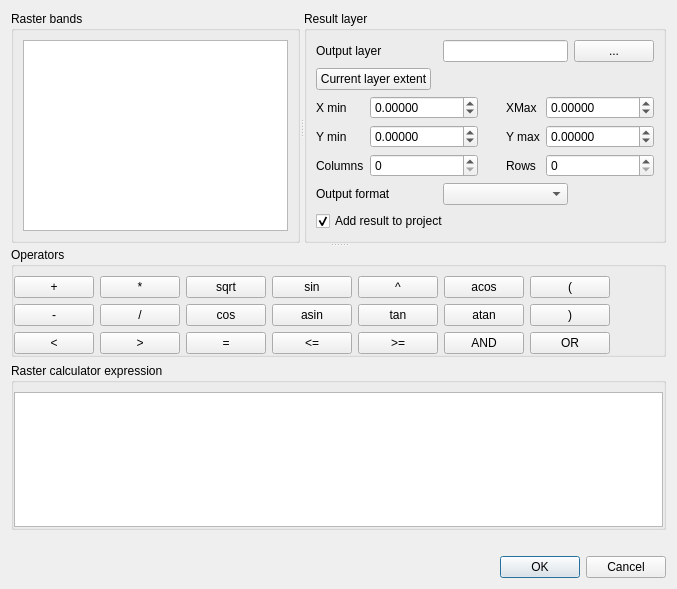
qgis/QGIS, file src/ui/qgsrastercalcdialogbase.ui: the form before one commit.
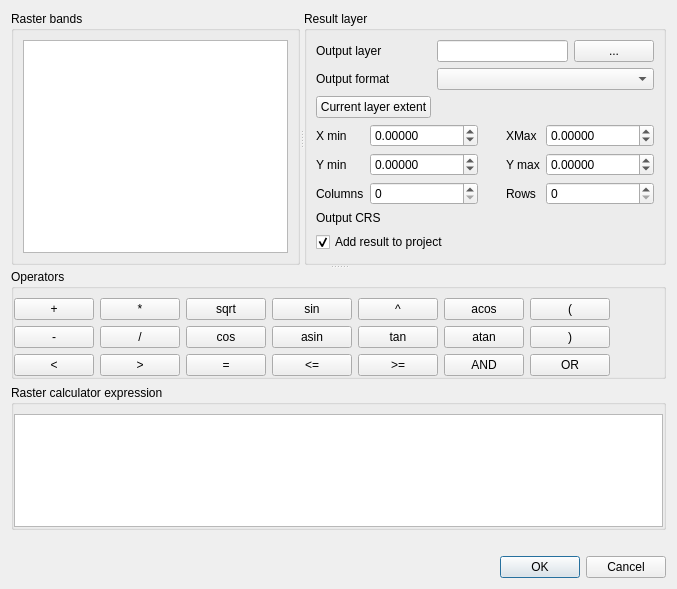
The form after the commit. Custom widgets are drawn as their Qt base class.

The edit to the form file:
```diff
--- a/src/ui/qgsrastercalcdialogbase.ui
+++ b/src/ui/qgsrastercalcdialogbase.ui
@@ -37,76 +37,24 @@
        <property name="title">
         <string>Result layer</string>
        </property>
-       <layout class="QGridLayout" name="gridLayout_4">
-        <item row="0" column="0">
-         <widget class="QLabel" name="mOutputLayerLabel">
-          <property name="text">
-           <string>Output layer</string>
-          </property>
-          <property name="buddy">
-           <cstring>mOutputLayerPushButton</cstring>
-          </property>
-         </widget>
-        </item>
-        <item row="0" column="2">
-         <widget class="QLineEdit" name="mOutputLayerLineEdit"/>
-        </item>
-        <item row="0" column="3">
-         <widget class="QPushButton" name="mOutputLayerPushButton">
-          <property name="sizePolicy">
-           <sizepolicy hsizetype="Preferred" vsizetype="Fixed">
-            <horstretch>0</horstretch>
-            <verstretch>0</verstretch>
-           </sizepolicy>
-          </property>
-          <property name="minimumSize">
-           <size>
-            <width>20</width>
-            <height>0</height>
-           </size>
-          </property>
-          <property name="text">
-           <string>...</string>
-          </property>
-         </widget>
-        </item>
-        <item row="1" column="0">
-         <widget class="QPushButton" name="mCurrentLayerExtentButton">
-          <property name="text">
-           <string>Current layer extent</string>
-          </property>
-         </widget>
-        </item>
-        <item row="1" column="1" colspan="3">
-         <spacer name="horizontalSpacer">
-          <property name="orientation">
-           <enum>Qt::Horizontal</enum>
-          </property>
-          <property name="sizeHint" stdset="0">
-           <size>
-            <width>200</width>
-            <height>20</height>
-           </size>
-          </property>
-         </spacer>
-        </item>
-        <item row="2" column="0" colspan="4">
+       <layout class="QGridLayout" name="gridLayout_4" columnstretch="0,1,1,0">
+        <item row="3" column="0" colspan="4">
          <layout class="QGridLayout" name="gridLayout_3">
-          <item row="2" column="3">
+          <item row="3" column="3">
            <widget class="QLabel" name="mRowsLabel">
             <property name="text">
              <string>Rows</string>
             </property>
            </widget>
           </item>
-          <item row="2" column="4">
+          <item row="3" column="4">
            <widget class="QSpinBox" name="mNRowsSpinBox">
             <property name="maximum">
              <number>999999999</number>
             </property>
            </widget>
           </item>
-          <item row="1" column="1">
+          <item row="2" column="1">
            <widget class="QDoubleSpinBox" name="mYMinSpinBox">
             <property name="decimals">
              <number>5</number>
@@ -119,62 +67,62 @@
             </property>
            </widget>
           </item>
-          <item row="1" column="0">
+          <item row="2" column="0">
            <widget class="QLabel" name="mYMinLabel">
             <property name="text">
              <string>Y min</string>
             </property>
            </widget>
           </item>
-          <item row="0" column="0">
+          <item row="1" column="0">
            <widget class="QLabel" name="mXMinLabel">
             <property name="text">
              <string>X min</string>
             </property>
            </widget>
           </item>
-          <item row="0" column="3">
+          <item row="1" column="3">
            <widget class="QLabel" name="mXMaxLabel">
             <property name="text">
              <string>XMax</string>
             </property>
            </widget>
           </item>
-          <item row="2" column="1">
-           <widget class="QSpinBox" name="mNColumnsSpinBox">
-            <property name="maximum">
-             <number>999999999</number>
-            </property>
-           </widget>
-          </item>
-          <item row="1" column="4">
-           <widget class="QDoubleSpinBox" name="mYMaxSpinBox">
-            <property name="decimals">
-             <number>5</number>
-            </property>
-            <property name="minimum">
-             <double>-999999999.000000000000000</double>
-            </property>
-            <property name="maximum">
-             <double>999999999.000000000000000</double>
-            </property>
-           </widget>
-          </item>
-          <item row="2" column="0">
+          <item row="3" column="0">
            <widget class="QLabel" name="mColumnsLabel">
             <property name="text">
              <string>Columns</string>
             </property>
            </widget>
           </item>
-          <item row="1" column="3">
+          <item row="3" column="1">
+           <widget class="QSpinBox" name="mNColumnsSpinBox">
+            <property name="maximum">
+             <number>999999999</number>
+            </property>
+           </widget>
+          </item>
+          <item row="2" column="3">
            <widget class="QLabel" name="mYMaxLabel">
             <property name="text">
              <string>Y max</string>
             </property>
            </widget>
           </item>
-          <item row="0" column="1">
+          <item row="2" column="4">
+           <widget class="QDoubleSpinBox" name="mYMaxSpinBox">
+            <property name="decimals">
+             <number>5</number>
+            </property>
+            <property name="minimum">
+             <double>-999999999.000000000000000</double>
+            </property>
+            <property name="maximum">
+             <double>999999999.000000000000000</double>
+            </property>
+           </widget>
+          </item>
+          <item row="1" column="1">
            <widget class="QDoubleSpinBox" name="mXMinSpinBox">
             <property name="decimals">
              <number>5</number>
@@ -187,7 +135,7 @@
             </property>
            </widget>
           </item>
-          <item row="0" column="4">
+          <item row="1" column="4">
            <widget class="QDoubleSpinBox" name="mXMaxSpinBox">
             <property name="decimals">
              <number>5</number>
@@ -200,7 +148,7 @@
             </property>
            </widget>
           </item>
-          <item row="0" column="2">
+          <item row="1" column="2">
            <spacer name="horizontalSpacer_2">
             <property name="orientation">
              <enum>Qt::Horizontal</enum>
@@ -215,17 +163,53 @@
           </item>
          </layout>
         </item>
-        <item row="3" column="2">
-         <widget class="QComboBox" name="mOutputFormatComboBox"/>
+        <item row="0" column="1" colspan="2">
+         <widget class="QLineEdit" name="mOutputLayerLineEdit"/>
         </item>
-        <item row="3" column="0">
+        <item row="1" column="0">
          <widget class="QLabel" name="mOutputFormatLabel">
           <property name="text">
            <string>Output format</string>
           </property>
          </widget>
         </item>
-        <item row="4" column="0" colspan="4">
+        <item row="2" column="0">
+         <widget class="QPushButton" name="mCurrentLayerExtentButton">
+          <property name="text">
+           <string>Current layer extent</string>
+          </property>
+         </widget>
+        </item>
+        <item row="0" column="0">
+         <widget class="QLabel" name="mOutputLayerLabel">
+          <property name="text">
+           <string>Output layer</string>
+          </property>
+          <property name="buddy">
+           <cstring>mOutputLayerPushButton</cstring>
+          </property>
+         </widget>
+        </item>
+        <item row="0" column="3">
+         <widget class="QPushButton" name="mOutputLayerPushButton">
+          <property name="sizePolicy">
+           <sizepolicy hsizetype="Preferred" vsizetype="Fixed">
+            <horstretch>0</horstretch>
+            <verstretch>0</verstretch>
+           </sizepolicy>
+          </property>
+          <property name="minimumSize">
+           <size>
+            <width>20</width>
+            <height>0</height>
+           </size>
+          </property>
+          <property name="text">
+           <string>...</string>
+          </property>
+         </widget>
+        </item>
+        <item row="6" column="0" colspan="4">
          <widget class="QCheckBox" name="mAddResultToProjectCheckBox">
           <property name="text">
            <string>Add result to project</string>
@@ -235,6 +219,49 @@
           </property>
          </widget>
         </item>
+        <item row="1" column="1" colspan="3">
+         <widget class="QComboBox" name="mOutputFormatComboBox"/>
+        </item>
+        <item row="5" column="1">
+         <spacer name="verticalSpacer">
+          <property name="orientation">
+           <enum>Qt::Vertical</enum>
+          </property>
+          <property name="sizeHint" stdset="0">
+           <size>
+            <width>20</width>
+            <height>40</height>
+           </size>
+          </property>
+         </spacer>
+        </item>
+        <item row="4" column="0">
+         <widget class="QLabel" name="label">
+          <property name="text">
+           <string>Output CRS</string>
+          </property>
+         </widget>
+        </item>
+        <item row="4" column="1" colspan="3">
+         <widget class="QgsProjectionSelectionWidget" name="mCrsSelector" native="true">
+          <property name="focusPolicy">
+           <enum>Qt::StrongFocus</enum>
+          </property>
+         </widget>
+        </item>
+        <item row="7" column="0">
+         <spacer name="verticalSpacer_2">
+          <property name="orientation">
+           <enum>Qt::Vertical</enum>
+          </property>
+          <property name="sizeHint" stdset="0">
+           <size>
+            <width>20</width>
+            <height>40</height>
+           </size>
+          </property>
+         </spacer>
+        </item>
        </layout>
       </widget>
      </widget>
@@ -472,6 +499,12 @@
    <header>qgscollapsiblegroupbox.h</header>
    <container>1</container>
   </customwidget>
+  <customwidget>
+   <class>QgsProjectionSelectionWidget</class>
+   <extends>QWidget</extends>
+   <header location="global">qgsprojectionselectionwidget.h</header>
+   <container>1</container>
+  </customwidget>
  </customwidgets>
  <tabstops>
   <tabstop>mButtonBox</tabstop>
```
Left out of the diff: 2 changed lines with no effect on the pictures.
